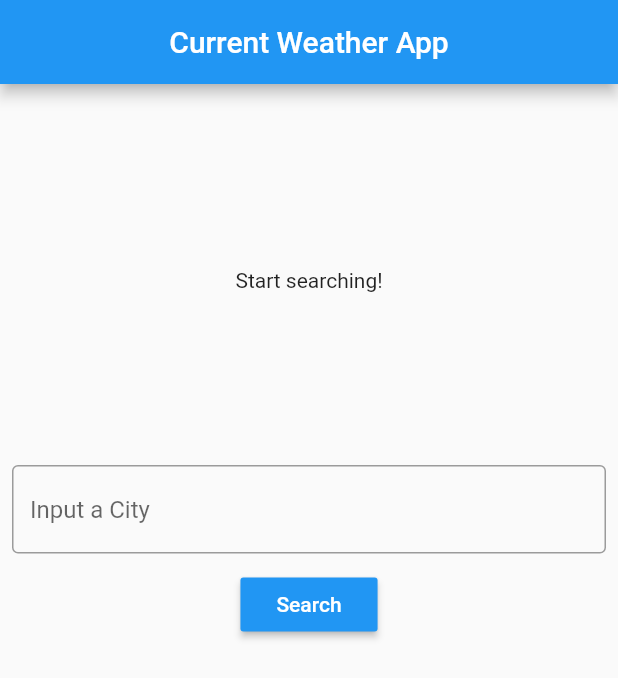
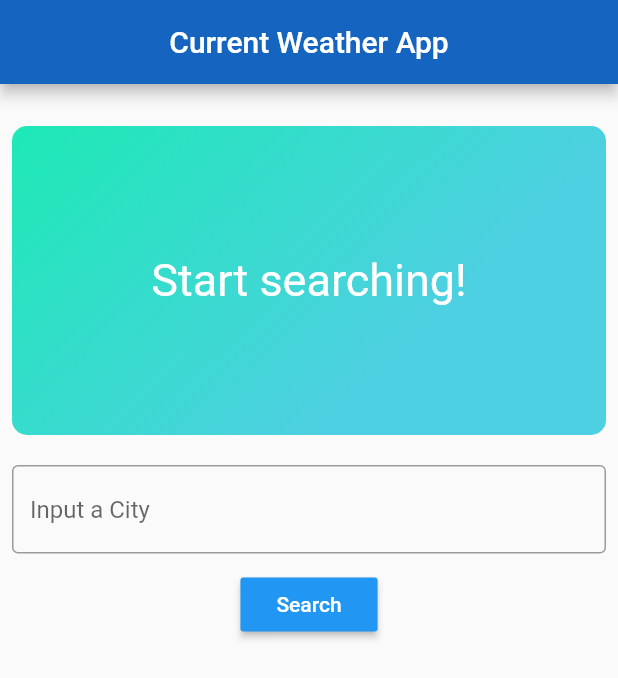
Before and after one commit to jeryldev/simple_weather_app, a Flutter app: the screen it shows after launch, on a phone screen of 412 x 824 dp. Shown: the top 678 px of the screen. Run offline on Flutter 3.47's test engine with Material 2 defaults, Android fonts, the phone set to English and light mode, and no system bars; our stand-ins replace bloc, dartz, data_connection_checker, equatable, flutter_bloc, get_it and 1 more.

Commit message:
created a message display wiidget

```diff
--- a/lib/features/current_weather/presentation/widgets/current_weather_feature_section.dart
+++ b/lib/features/current_weather/presentation/widgets/current_weather_feature_section.dart
@@ -21,13 +21,16 @@ class CurrentWeatherFeatureSection extends StatelessWidget {
   // ignore: missing_return
   Widget displayFeature(CurrentWeatherState state) {
     if (state is Empty) {
-      return Text('Start searching!');
+      return MessageDisplayWidget(messageText: 'Start searching!');
     } else if (state is Loading) {
       return LoadingWidget();
     } else if (state is Loaded) {
       return CurrentWeatherCard(currentWeather: state.currentWeather);
     } else if (state is Error) {
-      return Text(state.errorMessage.toString());
+      return MessageDisplayWidget(
+          messageText: state.errorMessage == 'Server failure'
+              ? 'Location not found.'
+              : 'Error has occurred.');
     }
   }
 }
--- /dev/null
+++ b/lib/features/current_weather/presentation/widgets/message_display_widget.dart
@@ -0,0 +1,41 @@
+import 'package:flutter/material.dart';
+
+class MessageDisplayWidget extends StatelessWidget {
+  final String messageText;
+  const MessageDisplayWidget({
+    Key key,
+    @required this.messageText,
+  }) : super(key: key);
+
+  @override
+  Widget build(BuildContext context) {
+    return SizedBox.expand(
+      child: Container(
+        decoration: BoxDecoration(
+          gradient: LinearGradient(
+            colors: [
+              Colors.tealAccent[400],
+              Colors.cyan[300],
+              // Colors.orange,
+              // Colors.orange[900]
+            ],
+            begin: Alignment.topLeft,
+            end: Alignment.bottomCenter,
+            // stops: [0.15, 1.00],
+          ),
+          borderRadius: BorderRadius.all(Radius.circular(10.0)),
+        ),
+        child: Center(
+          child: Text(
+            messageText,
+            style: TextStyle(
+              fontSize: 30,
+              color: Colors.white,
+              // fontWeight: FontWeight.w500,
+            ),
+          ),
+        ),
+      ),
+    );
+  }
+}
--- a/lib/features/current_weather/presentation/widgets/widgets.dart
+++ b/lib/features/current_weather/presentation/widgets/widgets.dart
@@ -2,6 +2,7 @@ export './current_weather_controls.dart';
 export './loading_widget.dart';
 export './current_weather_feature_section.dart';
 export './current_weather_card.dart';
+export './message_display_widget.dart';
 
 extension CapExtension on String {
   //first letter only
--- a/lib/main.dart
+++ b/lib/main.dart
@@ -15,8 +15,8 @@ class MyApp extends StatelessWidget {
       title: 'Material App Bar',
       debugShowCheckedModeBanner: false,
       theme: ThemeData(
-        primaryColor: Colors.blue,
-        accentColor: Colors.lightBlueAccent[600],
+        primaryColor: Colors.blue[800],
+        accentColor: Colors.blue,
       ),
       home: CurrentWeatherPage(),
     );
```
Also changed, not shown: lib/features/current_weather/presentation/widgets/current_weather_card.dart (+9 -18 lines), lib/features/current_weather/presentation/widgets/loading_widget.dart (+21 -4 lines).
